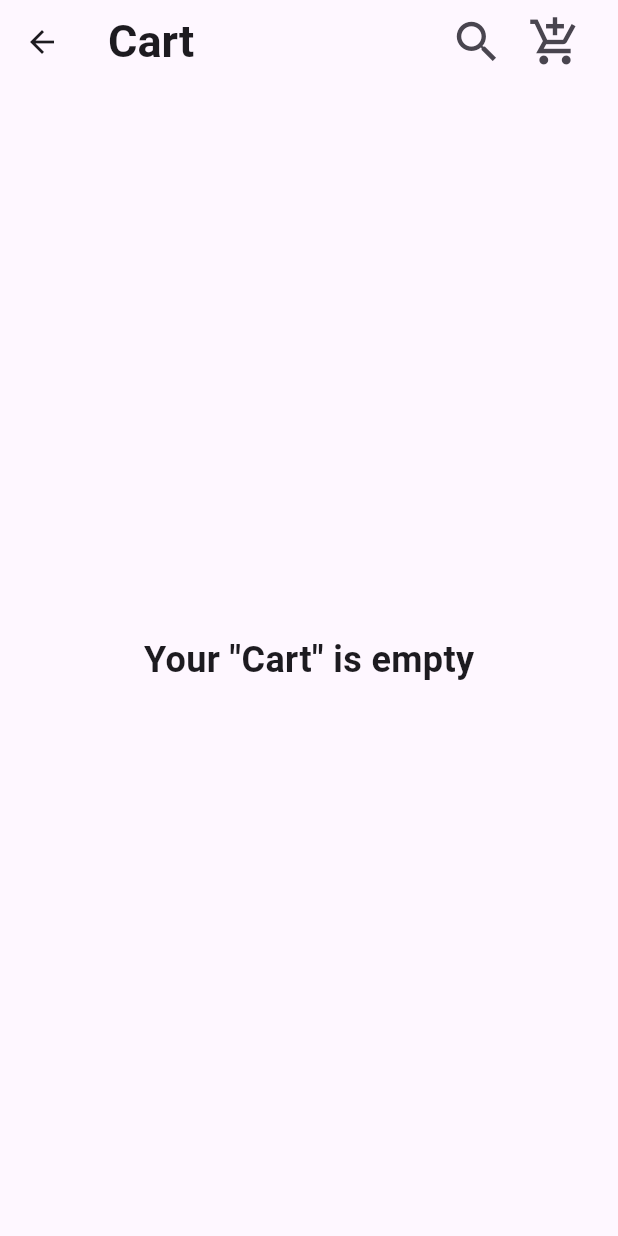
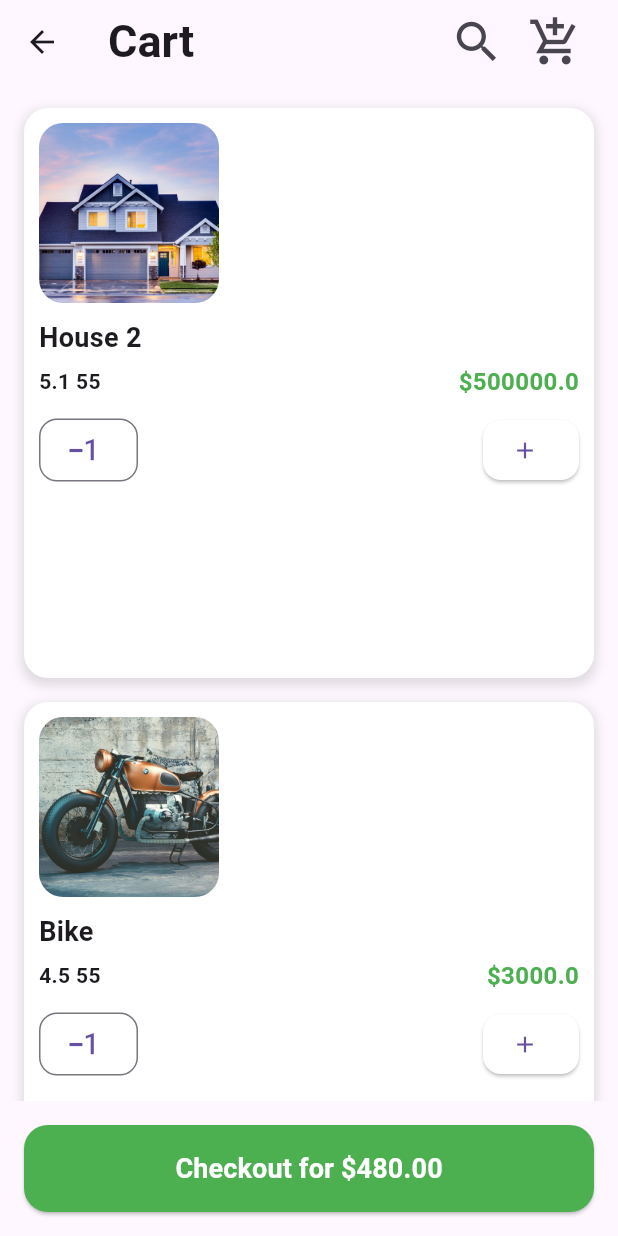
Before and after one commit to bsc-05-20/inshop, a Flutter app: the screen it shows after launch, scrolled down 318 dp, after a tap on the "add shopping cart" icon, on a phone screen of 412 x 824 dp. Run offline on Flutter 3.47's test engine with Material 3 defaults, Android fonts, the phone set to English and light mode, and no system bars; our stand-ins replace google_fonts.

Commit message:
Implemented the Cart screen

```diff
--- /dev/null
+++ b/inshop/lib/models/cart_list.dart
@@ -0,0 +1,60 @@
+// lib/data/product_list.dart
+import 'package:inshop/models/cart_product_model.dart';
+
+final List<CartProductModel> cart_items = [
+  CartProductModel(
+    imageUrl: 'assets/House2.jpg',
+    title: 'House 2',
+    quantity: 5.1,
+    price: 500000,
+  ),
+  CartProductModel(
+    imageUrl: 'assets/Bike.jpg',
+    title: 'Bike',
+    quantity: 4.5,
+    price: 3000,
+  ),
+  CartProductModel(
+    imageUrl: 'assets/Car.jpg',
+    title: 'Car',
+    quantity: 7.5,
+    price: 16000,
+  ),
+  CartProductModel(
+    imageUrl: 'assets/Iphone.jpg',
+    title: 'Iphone',
+    quantity: 6.5,
+    price: 1000,
+  ),
+  CartProductModel(
+    imageUrl: 'assets/laptop.jpg',
+    title: 'Laptop',
+    quantity: 8.6,
+    price: 1200,
+  ),
+  CartProductModel(
+    imageUrl: 'assets/GooglePixel.jpg',
+    title: 'Google Pixel',
+    quantity: 6.6,
+    price: 990,
+  ),
+  CartProductModel(
+    imageUrl: 'assets/CarVin.jpg',
+    title: 'Vin Diesel Car',
+    quantity: 9.9,
+    price: 33000,
+  ),
+  CartProductModel(
+    imageUrl: 'assets/iphoneX.jpg',
+    title: 'Iphone X',
+    quantity: 7.7,
+    price: 1020,
+  ),
+  CartProductModel(
+    imageUrl: 'assets/Mansion.jpg',
+    title: 'Mansion',
+    quantity: 9.2,
+    price: 22000,
+  ),
+  // Add more products as needed
+];
--- /dev/null
+++ b/inshop/lib/models/cart_product_model.dart
@@ -0,0 +1,14 @@
+// lib/models/product_model.dart
+class CartProductModel {
+  final String imageUrl;
+  final String title;
+  final double quantity;
+  final double price;
+
+  CartProductModel({
+    required this.imageUrl,
+    required this.title,
+    required this.quantity,
+    required this.price,
+  });
+}
--- a/inshop/lib/screens/cart_screen.dart
+++ b/inshop/lib/screens/cart_screen.dart
@@ -1,6 +1,8 @@
 import 'package:flutter/material.dart';
+import 'package:inshop/models/cart_list.dart';
 import 'package:inshop/widgets/bottom_navigation.dart';
-import 'package:inshop/screens/cart_screen.dart';
+import 'package:inshop/widgets/cart_items.dart';
+import 'package:inshop/widgets/cart_product.dart';
 import 'package:inshop/widgets/custom_search_delegate.dart';
 
 class CartScreen extends StatefulWidget {
@@ -29,7 +31,8 @@ class _CartScreenState extends State<CartScreen> {
         ),
         actions: [
           Padding(
-            padding: const EdgeInsets.only(left: 16.0), // Add padding to the left
+            padding:
+                const EdgeInsets.only(left: 16.0), // Add padding to the left
             child: IconButton(
               icon: const Icon(Icons.search, size: 36),
               onPressed: () {
@@ -38,7 +41,8 @@ class _CartScreenState extends State<CartScreen> {
             ),
           ),
           Padding(
-            padding: const EdgeInsets.only(right: 16.0), // Add padding to the right
+            padding:
+                const EdgeInsets.only(right: 16.0), // Add padding to the right
             child: IconButton(
               icon: const Icon(Icons.add_shopping_cart_sharp, size: 36),
               onPressed: () {
@@ -48,10 +52,42 @@ class _CartScreenState extends State<CartScreen> {
           ),
         ],
       ),
-      body: const Center(
-        child: Text(
-          'Your "Cart" is empty', // Text to indicate this is the Orders screen
-          style: TextStyle(fontSize: 24, fontWeight: FontWeight.bold),
+      body: GridView.builder(
+        padding: const EdgeInsets.all(16.0),
+        gridDelegate: const SliverGridDelegateWithFixedCrossAxisCount(
+          crossAxisCount: 1, // Two cart_items per row
+          crossAxisSpacing: 16.0,
+          mainAxisSpacing: 16,
+        ),
+        itemCount: cart_items.length,
+        itemBuilder: (context, index) {
+          final cart_item = cart_items[index];
+          return CartProduct(
+            imageUrl: cart_item.imageUrl,
+            title: cart_item.title,
+            quantity: cart_item.quantity,
+            price: cart_item.price,
+          );
+        },
+      ),
+      bottomNavigationBar: Padding(
+        padding: const EdgeInsets.all(16.0),
+        child: ElevatedButton(
+          onPressed: () {
+            // Add checkout functionality here
+          },
+          style: ElevatedButton.styleFrom(
+            padding: const EdgeInsets.all(16.0),
+            backgroundColor: Colors.green, // Button background color
+            foregroundColor: Colors.white, // Text color
+            shape: RoundedRectangleBorder(
+              borderRadius: BorderRadius.circular(16.0),
+            ),
+          ),
+          child: const Text(
+            'Checkout for \$480.00',
+            style: TextStyle(fontSize: 18, fontWeight: FontWeight.bold),
+          ),
         ),
       ),
     );
--- /dev/null
+++ b/inshop/lib/widgets/cart_items.dart
@@ -0,0 +1,23 @@
+class CartItem {
+  final String title;
+  final String imageUrl;
+  final double price;
+  final int quantity;
+
+  CartItem({
+    required this.title,
+    required this.imageUrl,
+    required this.price,
+    required this.quantity,
+  });
+}
+
+// Sample cart data
+List<CartItem> cartItems = [
+  CartItem(
+    title: 'Car',
+    imageUrl: 'assets/Car.png', // Replace with actual asset path
+    price: 570.00,
+    quantity: 20,
+  ),
+];
--- /dev/null
+++ b/inshop/lib/widgets/cart_product.dart
@@ -0,0 +1,129 @@
+import 'package:flutter/material.dart';
+
+class CartProduct extends StatelessWidget {
+  final String imageUrl;
+  final String title;
+  final double quantity;
+  final double price;
+
+  const CartProduct({
+    super.key,
+    required this.imageUrl,
+    required this.title,
+    required this.quantity,
+    required this.price,
+  });
+
+  @override
+  Widget build(BuildContext context) {
+    return Container(
+      padding: const EdgeInsets.all(10.0),
+      decoration: BoxDecoration(
+        color: Colors.white,
+        borderRadius: BorderRadius.circular(16.0), // Rounded corners
+        boxShadow: [
+          BoxShadow(
+            color: Colors.grey.withOpacity(0.3),
+            spreadRadius: 2,
+            blurRadius: 5,
+            offset: const Offset(0, 3), // Shadow position
+          ),
+        ],
+      ),
+      child: Column(
+        crossAxisAlignment: CrossAxisAlignment.start,
+        children: [
+          // CartProduct image with rounded corners
+          ClipRRect(
+            borderRadius: BorderRadius.circular(16.0),
+            child: Image.asset(
+              imageUrl,
+              fit: BoxFit.cover,
+              height: 120, // Image height
+              width: 120, // Full width
+            ),
+          ),
+          const SizedBox(height: 10),
+          // CartProduct title
+          Text(
+            title,
+            style: const TextStyle(
+              fontSize: 18,
+              fontWeight: FontWeight.w700,
+            ),
+            maxLines: 2,
+            overflow: TextOverflow.ellipsis, // Ellipsis for long text
+          ),
+          const SizedBox(height: 5),
+          // Rating and price row
+          Row(
+            mainAxisAlignment: MainAxisAlignment.spaceBetween,
+            children: [
+              Row(
+                children: [
+                  Text(
+                    '$quantity 55',
+                    style: const TextStyle(
+                      fontSize: 14,
+                      fontWeight: FontWeight.bold,
+                    ),
+                  ),
+                ],
+              ),
+              Text(
+                '\$$price',
+                style: const TextStyle(
+                  fontSize: 16,
+                  fontWeight: FontWeight.bold,
+                  color: Colors.green, // Green price color
+                ),
+              ),
+            ],
+          ),
+          const SizedBox(height: 10),
+          // Add to Cart and Buy Now buttons
+          Row(
+            mainAxisAlignment: MainAxisAlignment.spaceBetween,
+            children: [
+              OutlinedButton.icon(
+                onPressed: () {},
+                icon: const Icon(
+                  Icons.exposure_minus_1,
+                  size: 26,
+                ),
+                label: const Text(
+                  '',
+                  style: TextStyle(fontSize: 14, fontWeight: FontWeight.w600),
+                ),
+                style: OutlinedButton.styleFrom(
+                  padding: const EdgeInsets.symmetric(horizontal: 16, vertical: 8),
+                  shape: RoundedRectangleBorder(
+                    borderRadius: BorderRadius.circular(12.0),
+                  ),
+                ),
+              ),
+              ElevatedButton.icon(
+                onPressed: () {},
+                icon: const Icon(
+                  Icons.add,
+                  size: 18,
+                ),
+                label: const Text(
+                  '',
+                  style: TextStyle(fontSize: 14, fontWeight: FontWeight.w600),
+                ),
+                style: ElevatedButton.styleFrom(
+                  padding: const EdgeInsets.symmetric(horizontal: 16, vertical: 8),
+                  shape: RoundedRectangleBorder(
+                    borderRadius: BorderRadius.circular(12.0),
+                  ),
+                  backgroundColor: Colors.white,
+                ),
+              ),
+            ],
+          ),
+        ],
+      ),
+    );
+  }
+}
```
